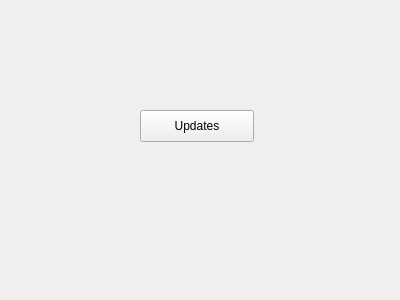
This is sample/mainwindow.ui in pypt/fervor as Qt 5 draws it before an edit. The edited form follows.
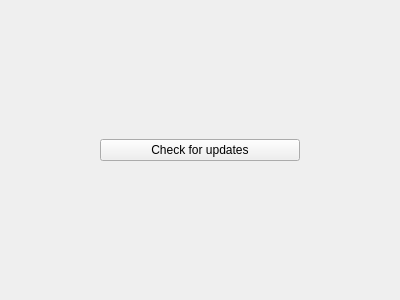
This is the edited form.

Commit message: removed application icon support in update window

```diff
--- a/sample/mainwindow.ui
+++ b/sample/mainwindow.ui
@@ -14,19 +14,21 @@
    <string>MainWindow</string>
   </property>
   <widget class="QWidget" name="centralWidget">
+   <layout class="QHBoxLayout" name="horizontalLayout">
+    <item>
    <widget class="QPushButton" name="updateButton">
-    <property name="geometry">
-     <rect>
-      <x>140</x>
-      <y>110</y>
-      <width>114</width>
-      <height>32</height>
-     </rect>
+      <property name="maximumSize">
+       <size>
+        <width>200</width>
+        <height>16777215</height>
+       </size>
     </property>
     <property name="text">
-     <string>Updates</string>
-    </property>
-   </widget>
+       <string>Check for updates</string>
+      </property>
+     </widget>
+    </item>
+   </layout>
   </widget>
   <widget class="QMenuBar" name="menuBar">
    <property name="geometry">
```
Lines whose indentation alone changed are shown as unchanged. The commit also changes 6 other files.
